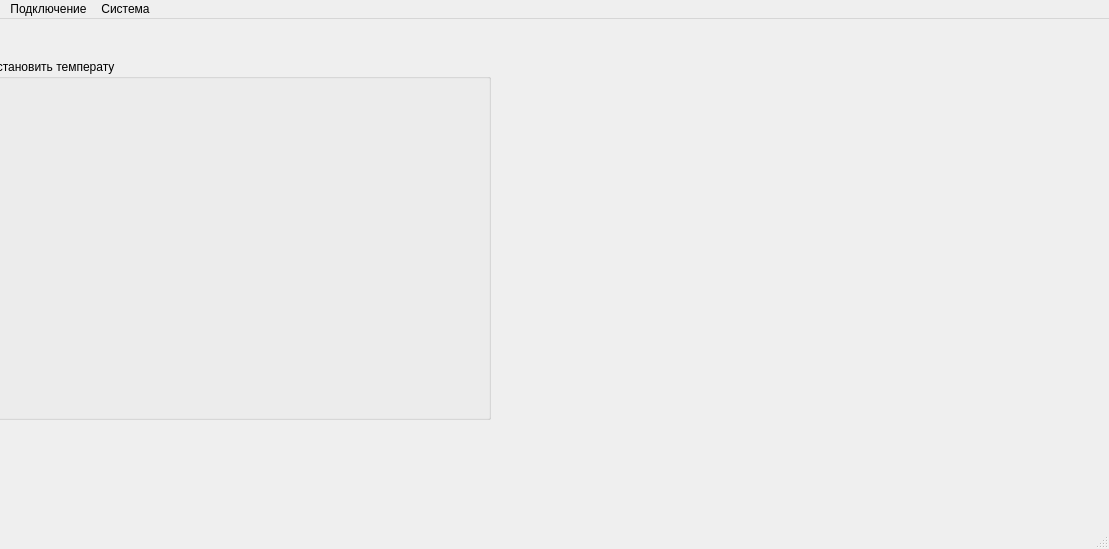
Above: mainwindow.ui from ProElDinh/ChemController before the change. Below: the same form after it.
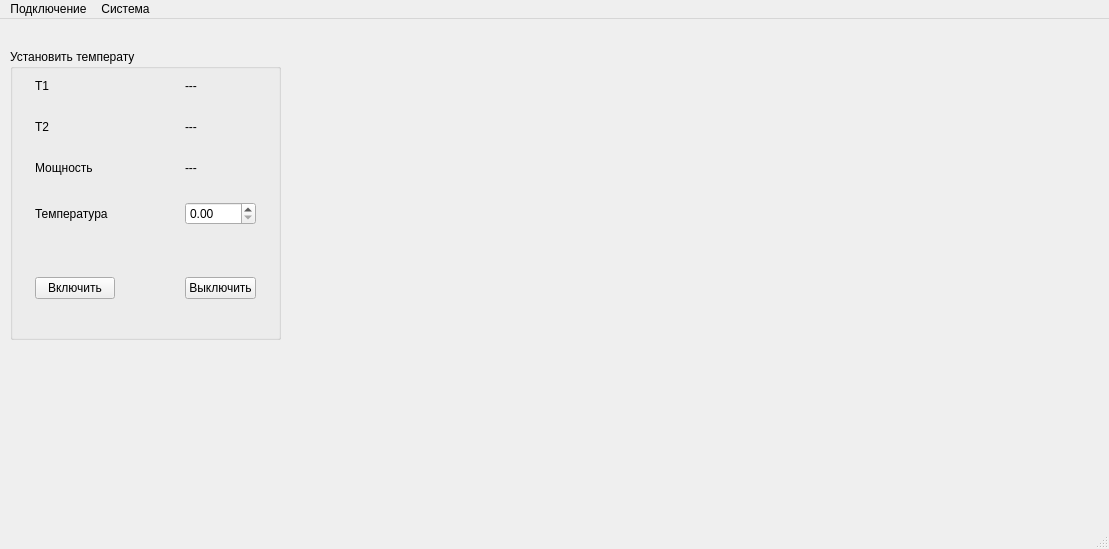
That is the form after the change.

Patch:
```diff
--- a/mainwindow.ui
+++ b/mainwindow.ui
@@ -20,15 +20,157 @@
    <widget class="QGroupBox" name="groupBox">
     <property name="geometry">
      <rect>
-      <x>-10</x>
-      <y>40</y>
-      <width>501</width>
-      <height>361</height>
+      <x>10</x>
+      <y>30</y>
+      <width>271</width>
+      <height>291</height>
      </rect>
     </property>
     <property name="title">
      <string>Установить температу</string>
     </property>
+    <widget class="QWidget" name="formLayoutWidget">
+     <property name="geometry">
+      <rect>
+       <x>0</x>
+       <y>20</y>
+       <width>271</width>
+       <height>241</height>
+      </rect>
+     </property>
+     <layout class="QFormLayout" name="formLayout">
+      <property name="horizontalSpacing">
+       <number>70</number>
+      </property>
+      <property name="leftMargin">
+       <number>25</number>
+      </property>
+      <property name="topMargin">
+       <number>10</number>
+      </property>
+      <property name="rightMargin">
+       <number>25</number>
+      </property>
+      <item row="0" column="0">
+       <widget class="QLabel" name="temp1">
+        <property name="text">
+         <string>T1</string>
+        </property>
+       </widget>
+      </item>
+      <item row="0" column="1">
+       <widget class="QLabel" name="show_t1">
+        <property name="text">
+         <string>---</string>
+        </property>
+       </widget>
+      </item>
+      <item row="1" column="0" colspan="2">
+       <spacer name="horizontalSpacer">
+        <property name="orientation">
+         <enum>Qt::Horizontal</enum>
+        </property>
+        <property name="sizeHint" stdset="0">
+         <size>
+          <width>40</width>
+          <height>15</height>
+         </size>
+        </property>
+       </spacer>
+      </item>
+      <item row="2" column="0">
+       <widget class="QLabel" name="temp2">
+        <property name="text">
+         <string>T2</string>
+        </property>
+       </widget>
+      </item>
+      <item row="2" column="1">
+       <widget class="QLabel" name="show_t2">
+        <property name="text">
+         <string>---</string>
+        </property>
+       </widget>
+      </item>
+      <item row="3" column="0" colspan="2">
+       <spacer name="horizontalSpacer_2">
+        <property name="orientation">
+         <enum>Qt::Horizontal</enum>
+        </property>
+        <property name="sizeHint" stdset="0">
+         <size>
+          <width>40</width>
+          <height>15</height>
+         </size>
+        </property>
+       </spacer>
+      </item>
+      <item row="4" column="0">
+       <widget class="QLabel" name="power">
+        <property name="text">
+         <string>Мощность</string>
+        </property>
+       </widget>
+      </item>
+      <item row="4" column="1">
+       <widget class="QLabel" name="show_power">
+        <property name="text">
+         <string>---</string>
+        </property>
+       </widget>
+      </item>
+      <item row="5" column="0" colspan="2">
+       <spacer name="horizontalSpacer_3">
+        <property name="orientation">
+         <enum>Qt::Horizontal</enum>
+        </property>
+        <property name="sizeHint" stdset="0">
+         <size>
+          <width>40</width>
+          <height>15</height>
+         </size>
+        </property>
+       </spacer>
+      </item>
+      <item row="6" column="0">
+       <widget class="QLabel" name="temperature">
+        <property name="text">
+         <string>Температура</string>
+        </property>
+       </widget>
+      </item>
+      <item row="6" column="1">
+       <widget class="QDoubleSpinBox" name="set_temp"/>
+      </item>
+      <item row="8" column="0">
+       <widget class="QPushButton" name="OnTemp">
+        <property name="text">
+         <string>Включить</string>
+        </property>
+       </widget>
+      </item>
+      <item row="8" column="1">
+       <widget class="QPushButton" name="offTemp">
+        <property name="text">
+         <string>Выключить</string>
+        </property>
+       </widget>
+      </item>
+      <item row="7" column="0" colspan="2">
+       <spacer name="horizontalSpacer_4">
+        <property name="orientation">
+         <enum>Qt::Horizontal</enum>
+        </property>
+        <property name="sizeHint" stdset="0">
+         <size>
+          <width>40</width>
+          <height>40</height>
+         </size>
+        </property>
+       </spacer>
+      </item>
+     </layout>
+    </widget>
    </widget>
   </widget>
   <widget class="QMenuBar" name="menubar">
```
Left out of the diff: 4 changed lines with no effect on the pictures.
